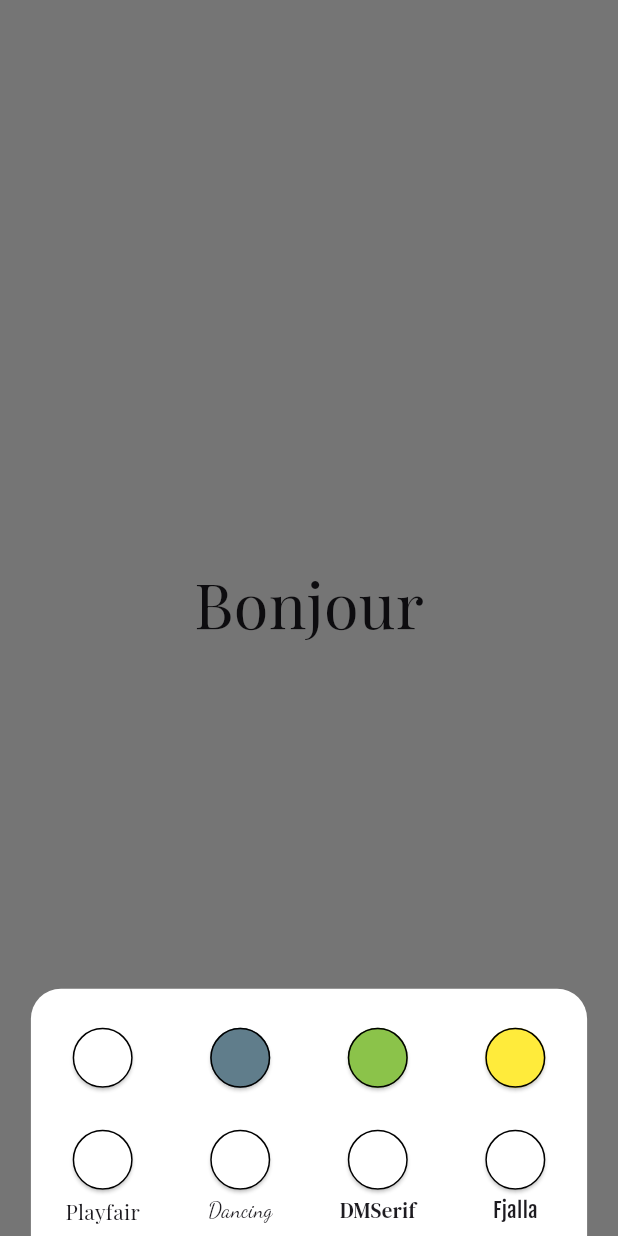
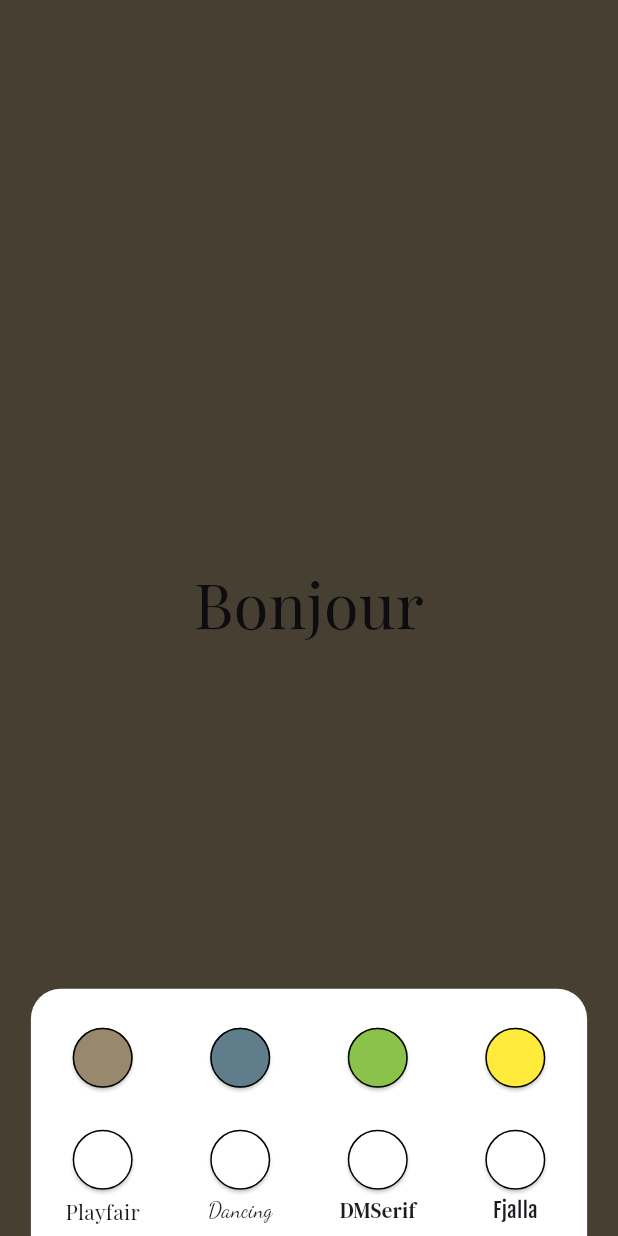
Before and after one commit to Babouchedlzozokk/bonjour, a Flutter app: the screen it shows after launch, after a tap on "Ok", on a phone screen of 412 x 824 dp. Run offline on Flutter 3.47's test engine with Material 3 defaults, Android fonts, the phone set to English and light mode, and no system bars; our stand-ins replace firebase_core, firebase_messaging, flutter_local_notifications, timezone; missing offline and left inert: multi_value_listenable_builder; accounts and stored records are empty; project files that could hold a hidden picture were left out.

Commit message:
fix: change fonts button code to be more convenient and add new background color

```diff
--- a/lib/pages/bottom_sheets.dart
+++ b/lib/pages/bottom_sheets.dart
@@ -1,5 +1,4 @@
 import 'package:flutter/material.dart';
-import 'package:bonjour/utils/global_color.dart';
 import 'package:bonjour/utils/utils.dart';
 
 Widget buildBottomSheet(BuildContext context) {
@@ -27,31 +26,9 @@ Widget buildBottomSheet(BuildContext context) {
                     child: Column(
                       children: [
                         Padding(padding: EdgeInsets.all(10)),
-                        createColorButton(Colors.white),
+                        createColorButton(taupe),
                         Padding(padding: EdgeInsets.all(10)),
-                        ElevatedButton(
-                          style: ButtonStyle(
-                            backgroundColor: WidgetStateProperty.all<Color>(
-                              Colors.white,
-                            ),
-                            shape: WidgetStateProperty.all<CircleBorder>(
-                              CircleBorder(
-                                side: BorderSide(color: Colors.black),
-                              ),
-                            ),
-                          ),
-                          onPressed: () => {
-                            globalFont.value = 'Playfair Display',
-                          },
-                          child: Text(
-                            "",
-                            style: TextStyle(fontSize: 16, color: Colors.black),
-                          ),
-                        ),
-                        Text(
-                          'Playfair',
-                          style: TextStyle(fontFamily: 'Playfair Display'),
-                        ),
+                        ...createFontButton('Playfair Display', 'Playfair')
                       ],
                     ),
                   ),
@@ -61,29 +38,7 @@ Widget buildBottomSheet(BuildContext context) {
                         Padding(padding: EdgeInsets.all(10)),
                         createColorButton(Colors.blueGrey),
                         Padding(padding: EdgeInsets.all(10)),
-                        ElevatedButton(
-                          style: ButtonStyle(
-                            backgroundColor: WidgetStateProperty.all<Color>(
-                              Colors.white,
-                            ),
-                            shape: WidgetStateProperty.all<CircleBorder>(
-                              CircleBorder(
-                                side: BorderSide(color: Colors.black),
-                              ),
-                            ),
-                          ),
-                          onPressed: () => {
-                            globalFont.value = 'Dancing Script',
-                          },
-                          child: Text(
-                            "",
-                            style: TextStyle(fontSize: 16, color: Colors.black),
-                          ),
-                        ),
-                        Text(
-                          'Dancing',
-                          style: TextStyle(fontFamily: 'Dancing Script'),
-                        ),
+                        ...createFontButton('Dancing Script', 'Dancing')
                       ],
                     ),
                   ),
@@ -93,27 +48,8 @@ Widget buildBottomSheet(BuildContext context) {
                         Padding(padding: EdgeInsets.all(10)),
                         createColorButton(Colors.lightGreen),
                         Padding(padding: EdgeInsets.all(10)),
-                        ElevatedButton(
-                          style: ButtonStyle(
-                            backgroundColor: WidgetStateProperty.all<Color>(
-                              Colors.white,
-                            ),
-                            shape: WidgetStateProperty.all<CircleBorder>(
-                              CircleBorder(
-                                side: BorderSide(color: Colors.black),
-                              ),
-                            ),
-                          ),
-                          onPressed: () => {globalFont.value = 'DMSerif'},
-                          child: Text(
-                            "",
-                            style: TextStyle(fontSize: 16, color: Colors.black),
-                          ),
-                        ),
-                        Text(
-                          'DMSerif',
-                          style: TextStyle(fontFamily: 'DMSerif'),
-                        ),
+                        ...createFontButton('DMSerif', 'DMSerif')
+
                       ],
                     ),
                   ),
@@ -124,24 +60,7 @@ Widget buildBottomSheet(BuildContext context) {
                         Padding(padding: EdgeInsets.all(10)),
                         createColorButton(Colors.yellow),
                         Padding(padding: EdgeInsets.all(10)),
-                        ElevatedButton(
-                          style: ButtonStyle(
-                            backgroundColor: WidgetStateProperty.all<Color>(
-                              Colors.white,
-                            ),
-                            shape: WidgetStateProperty.all<CircleBorder>(
-                              CircleBorder(
-                                side: BorderSide(color: Colors.black),
-                              ),
-                            ),
-                          ),
-                          onPressed: () => {globalFont.value = 'Fjalla'},
-                          child: Text(
-                            "",
-                            style: TextStyle(fontSize: 16, color: Colors.black),
-                          ),
-                        ),
-                        Text('Fjalla', style: TextStyle(fontFamily: 'Fjalla')),
+                        ...createFontButton('Fjalla', 'Fjalla')
                       ],
                     ),
                   ),
--- a/lib/utils/global_color.dart
+++ b/lib/utils/global_color.dart
@@ -1,4 +1,5 @@
 import 'package:flutter/material.dart';
+import 'package:bonjour/utils/utils.dart';
 
-final ValueNotifier<Color> globalBackgroundColor = ValueNotifier<Color>(Colors.white);
+final ValueNotifier<Color> globalBackgroundColor = ValueNotifier<Color>(taupe);
 final ValueNotifier<String> globalFont = ValueNotifier<String>('Playfair Display');
--- a/lib/utils/utils.dart
+++ b/lib/utils/utils.dart
@@ -1,6 +1,9 @@
 import 'package:flutter_local_notifications/flutter_local_notifications.dart';
 import 'package:flutter/material.dart';
 import 'package:bonjour/utils/global_color.dart';
+
+const taupe = Color.fromARGB(255, 152, 137, 109);
+
 FlutterLocalNotificationsPlugin flutterLocalNotificationsPlugin = FlutterLocalNotificationsPlugin();
 
 void showNotification() async {
@@ -46,3 +49,31 @@ ElevatedButton createColorButton(Color color) {
     ),
   );
 }
+
+List<Widget> createFontButton(String fontFamily, String fontName) {
+  return [
+    ElevatedButton(
+      style: ButtonStyle(
+        backgroundColor: WidgetStateProperty.all<Color>(
+          Colors.white,
+        ),
+        shape: WidgetStateProperty.all<CircleBorder>(
+          CircleBorder(
+            side: BorderSide(color: Colors.black),
+          ),
+        ),
+      ),
+      onPressed: () => {
+        globalFont.value = fontFamily,
+      },
+      child: Text(
+        "",
+        style: TextStyle(fontSize: 16, color: Colors.black),
+      ),
+    ),
+    Text(
+      fontName,
+      style: TextStyle(fontFamily: fontFamily),
+    ),
+  ];
+}
```
